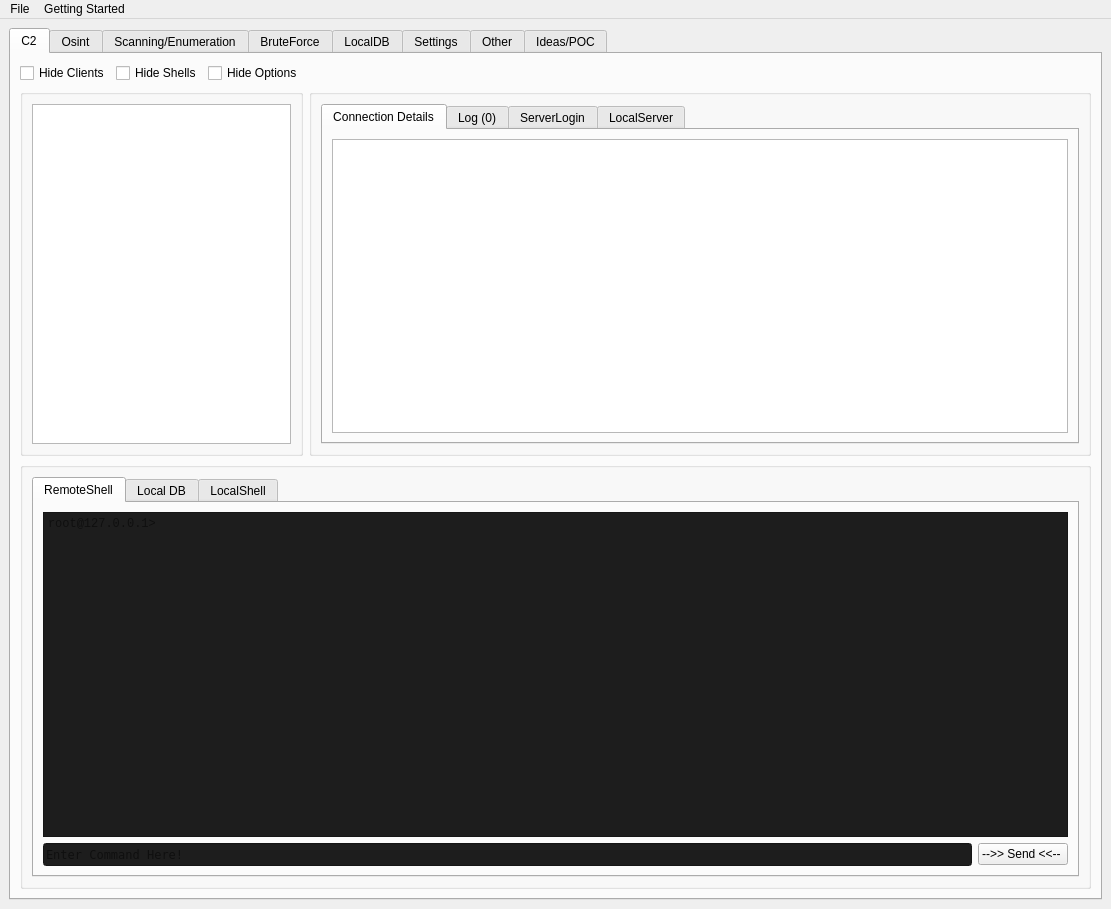
Before: the Qt Designer form gui.ui in ryanq47/WhisperNet, drawn with Qt 5.
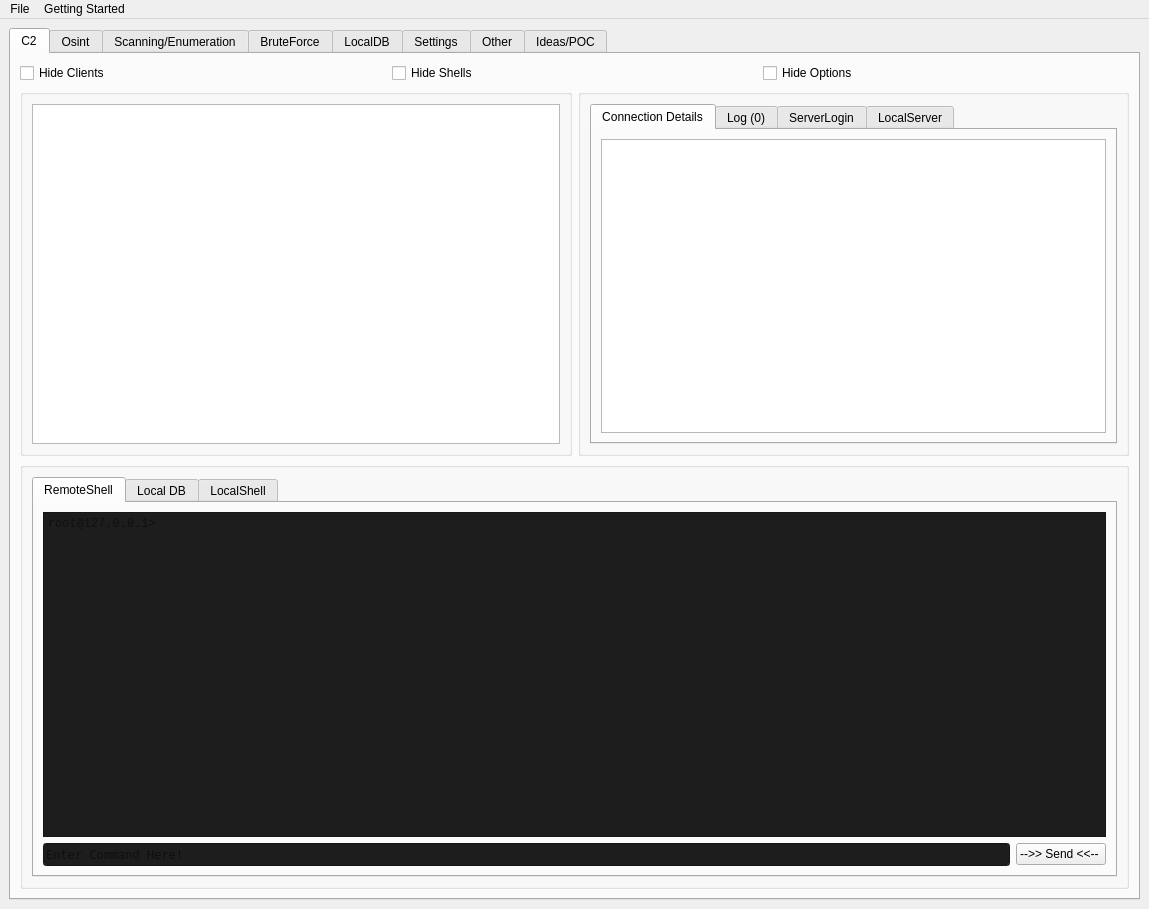
After: the same form once the commit is applied. Icons and pictures are not drawn.

Commit message: fixed c2 gui with a layout

What changed in the file:
```diff
--- a/gui.ui
+++ b/gui.ui
@@ -9,7 +9,7 @@
    <rect>
     <x>0</x>
     <y>0</y>
-    <width>1111</width>
+    <width>1149</width>
     <height>909</height>
    </rect>
   </property>
@@ -53,6 +53,9 @@
    <layout class="QGridLayout" name="gridLayout_4">
     <item row="0" column="0">
      <widget class="QTabWidget" name="tabWidget">
+      <property name="autoFillBackground">
+       <bool>false</bool>
+      </property>
       <property name="tabPosition">
        <enum>QTabWidget::North</enum>
       </property>
@@ -95,19 +98,27 @@
          </widget>
         </item>
         <item row="1" column="0" colspan="3">
-         <widget class="QGroupBox" name="groupBox">
+         <layout class="QHBoxLayout" name="horizontalLayout">
+          <item>
+           <widget class="QGroupBox" name="c2_gui_groupbox_clients">
           <property name="title">
            <string/>
           </property>
-          <layout class="QGridLayout" name="gridLayout_12">
+            <property name="alignment">
+             <set>Qt::AlignJustify|Qt::AlignVCenter</set>
+            </property>
+            <layout class="QGridLayout" name="gridLayout_12" rowstretch="0">
+             <property name="sizeConstraint">
+              <enum>QLayout::SetNoConstraint</enum>
+             </property>
            <item row="0" column="0">
             <widget class="QListWidget" name="listWidget"/>
            </item>
           </layout>
          </widget>
         </item>
-        <item row="1" column="3">
-         <widget class="QGroupBox" name="groupBox_3">
+          <item>
+           <widget class="QGroupBox" name="c2_gui_groupbox_options">
           <property name="title">
            <string/>
           </property>
@@ -288,8 +299,10 @@
           </layout>
          </widget>
         </item>
-        <item row="2" column="0" colspan="4">
-         <widget class="QGroupBox" name="groupBox_4">
+         </layout>
+        </item>
+        <item row="2" column="0" colspan="3">
+         <widget class="QGroupBox" name="c2_gui_groupbox_shells">
           <property name="title">
            <string/>
           </property>
@@ -5165,7 +5178,7 @@
     <rect>
      <x>0</x>
      <y>0</y>
-     <width>1111</width>
+     <width>1149</width>
      <height>24</height>
     </rect>
    </property>
```
Lines whose indentation alone changed are shown as unchanged. The commit also changes 2 other files.
